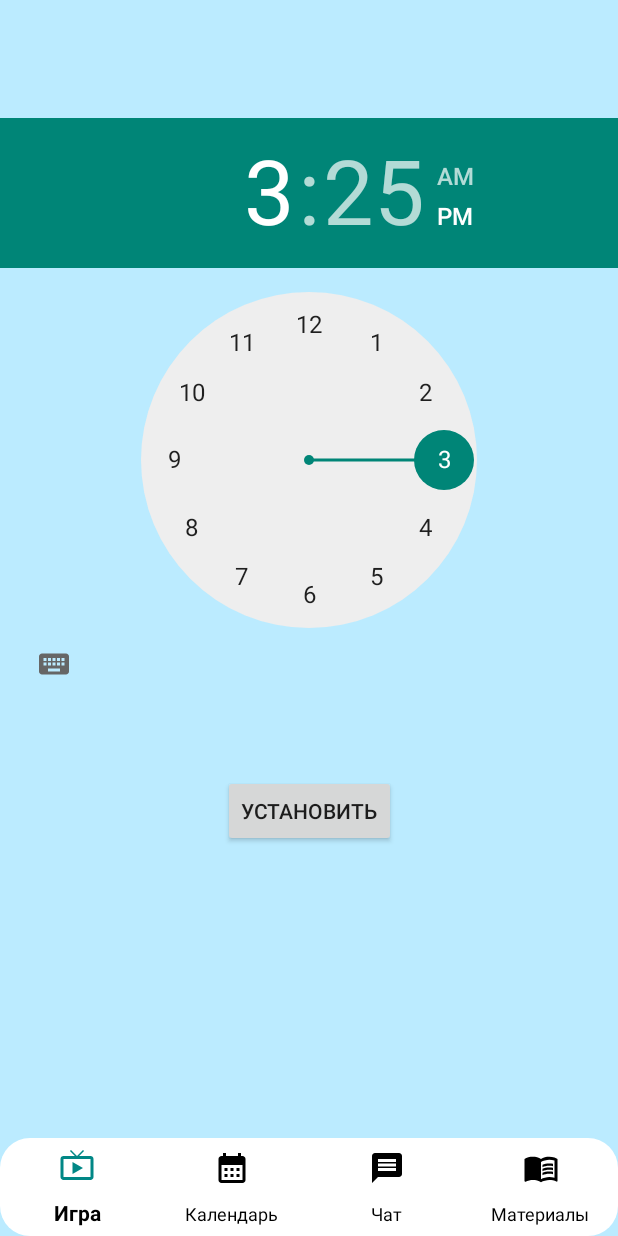
After one commit to EasyLife-HIV-Project/PatientLK, an Android app: the fragment MaterialFragment placed in its activity, on a phone screen of 412 x 824 dp. The commit adds this screen. Run offline under Robolectric (Android 15) with nearby library versions, the phone set to English and light mode, and no system bars.

Commit message:
Navigation Bar + Fragment 03.12

```diff
--- a/app/src/main/java/aaa/bbb/registration/HomeActivity.kt
+++ b/app/src/main/java/aaa/bbb/registration/HomeActivity.kt
@@ -1,11 +1,32 @@
 package aaa.bbb.registration
 
+import aaa.bbb.registration.databinding.ActivityHomeBinding
+import android.content.Intent
 import androidx.appcompat.app.AppCompatActivity
 import android.os.Bundle
+import androidx.fragment.app.Fragment
 
 class HomeActivity : AppCompatActivity() {
+    private lateinit var binding: ActivityHomeBinding
+
     override fun onCreate(savedInstanceState: Bundle?) {
         super.onCreate(savedInstanceState)
-        setContentView(R.layout.activity_home)
+        binding = ActivityHomeBinding.inflate(layoutInflater)
+        setContentView(binding.root)
+
+        val materialfragment = MaterialFragment()
+
+        binding.bNav.setOnNavigationItemSelectedListener {
+            when (it.itemId){
+                R.id.calendar -> switchFragments(materialfragment)
+            }
+            true
+        }
+    }
+    private fun switchFragments(fragment: Fragment){
+        supportFragmentManager.beginTransaction().apply {
+            replace(R.id.frame_layout, fragment)
+            commit()
+        }
     }
 }
--- /dev/null
+++ b/app/src/main/java/aaa/bbb/registration/MaterialFragment.kt
@@ -0,0 +1,84 @@
+package aaa.bbb.registration
+
+import aaa.bbb.registration.databinding.FragmentMaterialBinding
+import android.app.AlarmManager
+import android.app.PendingIntent
+import android.content.BroadcastReceiver
+import android.content.Context
+import android.content.Intent
+import android.os.Build
+import android.os.Bundle
+import android.util.Log
+import android.view.LayoutInflater
+import android.view.View
+import android.view.ViewGroup
+import android.widget.Toast
+import androidx.fragment.app.Fragment
+import java.util.*
+
+
+class MaterialFragment : Fragment() {
+    private lateinit var binding: FragmentMaterialBinding
+
+    override fun onCreateView(
+        inflater: LayoutInflater,
+        container: ViewGroup?,
+        savedInstanceState: Bundle?
+    ): View {
+        binding = FragmentMaterialBinding.inflate(layoutInflater)
+        return binding.root
+    }
+
+    override fun onViewCreated(view: View, savedInstanceState: Bundle?) {
+        super.onViewCreated(view, savedInstanceState)
+
+        binding.bt1.setOnClickListener  {
+            val calendar: Calendar = Calendar.getInstance()
+            if (Build.VERSION.SDK_INT  >= 23) {
+                calendar.set(
+                    calendar.get(Calendar.YEAR),
+                    calendar.get(Calendar.MONTH),
+                    calendar.get(Calendar.DAY_OF_MONTH),
+                    binding.timePicker.hour,
+
+                    binding.timePicker.minute,
+                    0
+                )
+            } else {
+
+                calendar.set(
+                    calendar.get(Calendar.YEAR),
+                    calendar.get(Calendar.MONTH),
+                    calendar.get(Calendar.DAY_OF_MONTH),
+
+                    binding.timePicker.currentHour,
+                    binding.timePicker.currentMinute, 0
+                )
+            }
+            setAlarm(calendar.timeInMillis)
+        }
+    }
+    private class MyAlarm : BroadcastReceiver() {
+        override fun onReceive(
+
+            context: Context,
+
+            intent: Intent
+        ) {
+            Log.d("Alarm Bell", "Alarm just fired")
+        }
+    }
+
+    private fun setAlarm(timeInMillis: Long) {
+        val alarmManager  = activity?.getSystemService(Context.ALARM_SERVICE) as AlarmManager
+        val intent  = Intent (this.requireContext(), MyAlarm::class.java )
+        val pendingIntent  = PendingIntent.getBroadcast(this.requireContext(), 0, intent, 0)
+        alarmManager.setRepeating(
+            AlarmManager.RTC,
+            timeInMillis,
+            AlarmManager.INTERVAL_DAY,
+            pendingIntent
+        )
+        Toast.makeText (this.requireContext(), "Напоминание установлено!", Toast.LENGTH_SHORT).show()
+    }
+}
--- a/app/src/main/java/aaa/bbb/registration/PersonageActivity.kt
+++ /dev/null
@@ -1,11 +0,0 @@
-package aaa.bbb.registration
-
-import androidx.appcompat.app.AppCompatActivity
-import android.os.Bundle
-
-class PersonageActivity : AppCompatActivity() {
-    override fun onCreate(savedInstanceState: Bundle?) {
-        super.onCreate(savedInstanceState)
-        setContentView(R.layout.activity_personage)
-    }
-}
--- a/app/src/main/java/aaa/bbb/registration/RegActivity.kt
+++ b/app/src/main/java/aaa/bbb/registration/RegActivity.kt
@@ -34,7 +34,7 @@ class RegActivity : AppCompatActivity() {
             if (binding.eT2.text.isEmpty() || binding.eT3.text.isEmpty()) {
                 Toast.makeText(this, "Введите недостающие данные", Toast.LENGTH_SHORT).show()
             } else {
-            val intent = Intent(this, PersonageActivity:: class.java )
+            val intent = Intent(this, HomeActivity:: class.java )
             startActivity(intent)
             finish() }
         }
--- /dev/null
+++ b/app/src/main/res/drawable-v24/bottom_nav_selector.xml
@@ -0,0 +1,5 @@
+<?xml version="1.0" encoding="utf-8"?>
+<selector xmlns:android="http://schemas.android.com/apk/res/android">
+    <item android:state_checked="true" android:color="@color/teal_700"/>
+    <item android:state_checked="false" android:color="@color/black"/>
+</selector>
--- /dev/null
+++ b/app/src/main/res/drawable/book.xml
@@ -0,0 +1,8 @@
+<vector android:height="24dp" android:tint="#000000"
+    android:viewportHeight="24" android:viewportWidth="24"
+    android:width="24dp" xmlns:android="http://schemas.android.com/apk/res/android">
+    <path android:fillColor="@android:color/white" android:pathData="M21,5c-1.11,-0.35 -2.33,-0.5 -3.5,-0.5c-1.95,0 -4.05,0.4 -5.5,1.5c-1.45,-1.1 -3.55,-1.5 -5.5,-1.5S2.45,4.9 1,6v14.65c0,0.25 0.25,0.5 0.5,0.5c0.1,0 0.15,-0.05 0.25,-0.05C3.1,20.45 5.05,20 6.5,20c1.95,0 4.05,0.4 5.5,1.5c1.35,-0.85 3.8,-1.5 5.5,-1.5c1.65,0 3.35,0.3 4.75,1.05c0.1,0.05 0.15,0.05 0.25,0.05c0.25,0 0.5,-0.25 0.5,-0.5V6C22.4,5.55 21.75,5.25 21,5zM21,18.5c-1.1,-0.35 -2.3,-0.5 -3.5,-0.5c-1.7,0 -4.15,0.65 -5.5,1.5V8c1.35,-0.85 3.8,-1.5 5.5,-1.5c1.2,0 2.4,0.15 3.5,0.5V18.5z"/>
+    <path android:fillColor="@android:color/white" android:pathData="M17.5,10.5c0.88,0 1.73,0.09 2.5,0.26V9.24C19.21,9.09 18.36,9 17.5,9c-1.7,0 -3.24,0.29 -4.5,0.83v1.66C14.13,10.85 15.7,10.5 17.5,10.5z"/>
+    <path android:fillColor="@android:color/white" android:pathData="M13,12.49v1.66c1.13,-0.64 2.7,-0.99 4.5,-0.99c0.88,0 1.73,0.09 2.5,0.26V11.9c-0.79,-0.15 -1.64,-0.24 -2.5,-0.24C15.8,11.66 14.26,11.96 13,12.49z"/>
+    <path android:fillColor="@android:color/white" android:pathData="M17.5,14.33c-1.7,0 -3.24,0.29 -4.5,0.83v1.66c1.13,-0.64 2.7,-0.99 4.5,-0.99c0.88,0 1.73,0.09 2.5,0.26v-1.52C19.21,14.41 18.36,14.33 17.5,14.33z"/>
+</vector>
--- /dev/null
+++ b/app/src/main/res/drawable/calendar.xml
@@ -0,0 +1,5 @@
+<vector android:height="24dp" android:tint="#000000"
+    android:viewportHeight="24" android:viewportWidth="24"
+    android:width="24dp" xmlns:android="http://schemas.android.com/apk/res/android">
+    <path android:fillColor="@android:color/white" android:pathData="M19,4h-1V2h-2v2H8V2H6v2H5C3.89,4 3.01,4.9 3.01,6L3,20c0,1.1 0.89,2 2,2h14c1.1,0 2,-0.9 2,-2V6C21,4.9 20.1,4 19,4zM19,20H5V10h14V20zM9,14H7v-2h2V14zM13,14h-2v-2h2V14zM17,14h-2v-2h2V14zM9,18H7v-2h2V18zM13,18h-2v-2h2V18zM17,18h-2v-2h2V18z"/>
+</vector>
--- /dev/null
+++ b/app/src/main/res/drawable/game.xml
@@ -0,0 +1,5 @@
+<vector android:height="24dp" android:tint="#000000"
+    android:viewportHeight="24" android:viewportWidth="24"
+    android:width="24dp" xmlns:android="http://schemas.android.com/apk/res/android">
+    <path android:fillColor="@android:color/white" android:pathData="M21,6h-7.59l3.29,-3.29L16,2l-4,4 -4,-4 -0.71,0.71L10.59,6L3,6c-1.1,0 -2,0.89 -2,2v12c0,1.1 0.9,2 2,2h18c1.1,0 2,-0.9 2,-2L23,8c0,-1.11 -0.9,-2 -2,-2zM21,20L3,20L3,8h18v12zM9,10v8l7,-4z"/>
+</vector>
--- /dev/null
+++ b/app/src/main/res/drawable/message.xml
@@ -0,0 +1,5 @@
+<vector android:height="24dp" android:tint="#000000"
+    android:viewportHeight="24" android:viewportWidth="24"
+    android:width="24dp" xmlns:android="http://schemas.android.com/apk/res/android">
+    <path android:fillColor="@android:color/white" android:pathData="M20,2L4,2c-1.1,0 -1.99,0.9 -1.99,2L2,22l4,-4h14c1.1,0 2,-0.9 2,-2L22,4c0,-1.1 -0.9,-2 -2,-2zM18,14L6,14v-2h12v2zM18,11L6,11L6,9h12v2zM18,8L6,8L6,6h12v2z"/>
+</vector>
--- /dev/null
+++ b/app/src/main/res/drawable/nav_corner.xml
@@ -0,0 +1,5 @@
+<?xml version="1.0" encoding="UTF-8"?>
+<shape xmlns:android="http://schemas.android.com/apk/res/android"
+    android:shape="rectangle" >
+    <corners android:radius="20dp" />
+</shape>
--- a/app/src/main/res/layout/activity_home.xml
+++ b/app/src/main/res/layout/activity_home.xml
@@ -5,6 +5,31 @@
     xmlns:app="http://schemas.android.com/apk/res-auto"
     android:layout_width="match_parent"
     android:layout_height="match_parent"
+    android:background="@color/cyan300"
     tools:context=".HomeActivity">
 
-  </androidx.constraintlayout.widget.ConstraintLayout>
+  <FrameLayout
+      android:id="@+id/frame_layout"
+      android:layout_width="match_parent"
+      android:layout_height="match_parent"
+      android:layout_above="@id/bNav"/>
+
+  <com.google.android.material.bottomnavigation.BottomNavigationView
+      android:id="@+id/bNav"
+      android:layout_width="match_parent"
+      android:layout_height="65dp"
+      app:backgroundTint="@color/white"
+      app:itemHorizontalTranslationEnabled="false"
+      app:itemIconTint="@drawable/bottom_nav_selector"
+      app:itemTextColor="@color/black"
+      app:labelVisibilityMode="labeled"
+      android:background="@drawable/nav_corner"
+      app:layout_constraintBottom_toBottomOf="parent"
+      app:layout_constraintEnd_toEndOf="parent"
+      app:layout_constraintHorizontal_bias="0.0"
+      app:layout_constraintStart_toStartOf="parent"
+      app:layout_constraintTop_toTopOf="parent"
+      app:layout_constraintVertical_bias="1.0"
+      app:menu="@menu/bottom_nav_menu" />
+
+</androidx.constraintlayout.widget.ConstraintLayout>
--- a/app/src/main/res/layout/activity_personage.xml
+++ /dev/null
@@ -1,9 +0,0 @@
-<?xml version="1.0" encoding="utf-8"?>
-<androidx.constraintlayout.widget.ConstraintLayout xmlns:android="http://schemas.android.com/apk/res/android"
-    xmlns:app="http://schemas.android.com/apk/res-auto"
-    xmlns:tools="http://schemas.android.com/tools"
-    android:layout_width="match_parent"
-    android:layout_height="match_parent"
-    tools:context=".PersonageActivity">
-
-</androidx.constraintlayout.widget.ConstraintLayout>
--- /dev/null
+++ b/app/src/main/res/layout/fragment_material.xml
@@ -0,0 +1,34 @@
+<?xml version="1.0" encoding="utf-8"?>
+<androidx.constraintlayout.widget.ConstraintLayout xmlns:android="http://schemas.android.com/apk/res/android"
+    xmlns:app="http://schemas.android.com/apk/res-auto"
+    xmlns:tools="http://schemas.android.com/tools"
+    android:layout_width="match_parent"
+    android:layout_height="match_parent"
+    android:background="@color/cyan300"
+    tools:context=".MaterialFragment">
+
+    <TimePicker
+        android:id="@+id/timePicker"
+        android:layout_width="match_parent"
+        android:layout_height="wrap_content"
+        android:layout_centerHorizontal="true"
+        app:layout_constraintBottom_toBottomOf="parent"
+        app:layout_constraintEnd_toEndOf="parent"
+        app:layout_constraintHorizontal_bias="0.0"
+        app:layout_constraintStart_toStartOf="parent"
+        app:layout_constraintTop_toTopOf="parent"
+        app:layout_constraintVertical_bias="0.181" />
+
+    <Button
+        android:id="@+id/bt1"
+        android:layout_width="wrap_content"
+        android:layout_height="wrap_content"
+        android:layout_marginTop="50dp"
+        android:text="Установить"
+        app:layout_constraintBottom_toBottomOf="parent"
+        app:layout_constraintEnd_toEndOf="parent"
+        app:layout_constraintStart_toStartOf="parent"
+        app:layout_constraintTop_toBottomOf="@+id/timePicker"
+        app:layout_constraintVertical_bias="0.0" />
+
+</androidx.constraintlayout.widget.ConstraintLayout>
--- /dev/null
+++ b/app/src/main/res/menu/bottom_nav_menu.xml
@@ -0,0 +1,20 @@
+<?xml version="1.0" encoding="utf-8"?>
+<menu xmlns:android="http://schemas.android.com/apk/res/android">
+    <item
+        android:id="@+id/game"
+        android:title="Игра"
+        android:icon="@drawable/game"/>
+    <item
+        android:id="@+id/calendar"
+        android:icon="@drawable/calendar"
+        android:title="Календарь"
+        android:visible="true" />
+    <item
+        android:id="@+id/message"
+        android:title="Чат"
+        android:icon="@drawable/message"/>
+    <item
+        android:id="@+id/book"
+        android:title="Материалы"
+        android:icon="@drawable/book"/>
+</menu>
--- a/app/src/main/res/values/colors.xml
+++ b/app/src/main/res/values/colors.xml
@@ -8,6 +8,7 @@
     <color name="purple_700">#FF3700B3</color>
     <color name="teal_200">#FF03DAC5</color>
     <color name="teal_700">#FF018786</color>
+    <color name="cyan300">#BBEBFF</color>
     <color name="black">#FF000000</color>
     <color name="white">#FFFFFFFF</color>
     <color name="bezh">#f5f5dc</color>
--- a/app/src/main/res/values/strings.xml
+++ b/app/src/main/res/values/strings.xml
@@ -1,3 +1,5 @@
 <resources>
     <string name="app_name">Registration</string>
+    <!-- TODO: Remove or change this placeholder text -->
+    <string name="hello_blank_fragment">Hello blank fragment</string>
 </resources>
```
